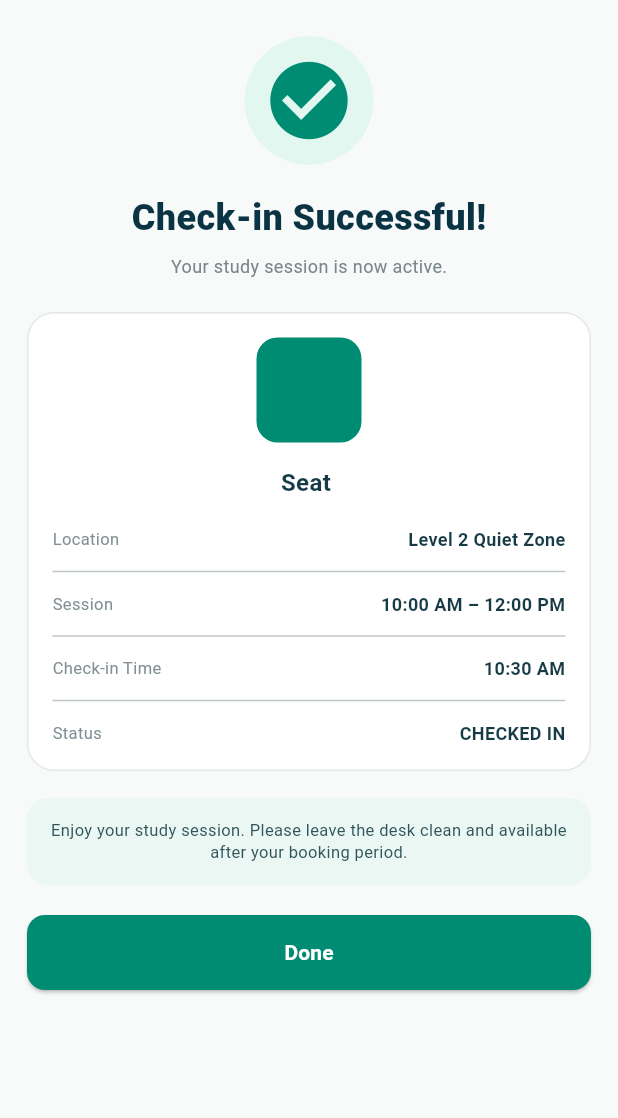
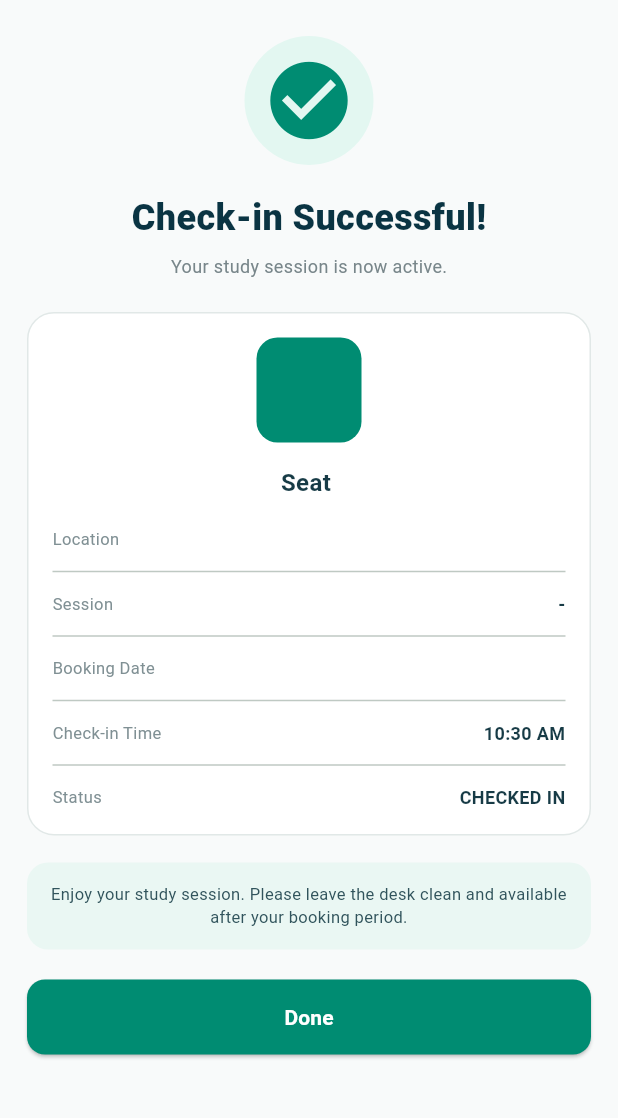
Before and after one commit to theekshana56/Library-Book-and-Seat-Reservation_Application, a Flutter app: the CheckinSuccessScreen screen opened directly with empty values, on a phone screen of 412 x 824 dp, the part 84-1202 px from its top. Run offline on Flutter 3.47's test engine with Material 3 defaults, Android fonts, the phone set to English and light mode, and no system bars; our stand-ins replace barcode_widget, flutter_secure_storage, flutter_svg, google_fonts; missing offline and left inert: mobile_scanner; accounts and stored records are empty; network calls fail.

Commit message:
feat: Refactor seat and booking screens for improved data handling and user experience

```diff
--- a/frontend/lib/seat_booking/screens/active_booking_screen.dart
+++ b/frontend/lib/seat_booking/screens/active_booking_screen.dart
@@ -124,6 +124,7 @@ class _ActiveBookingScreenState
           seatNumber:
               booking
                   .seatCode,
+          seat: widget.seat,
         ),
       ),
     );
--- a/frontend/lib/seat_booking/screens/checkin_success_screen.dart
+++ b/frontend/lib/seat_booking/screens/checkin_success_screen.dart
@@ -1,19 +1,37 @@
 import 'package:flutter/material.dart';
+import 'package:intl/intl.dart';
+
+import '../models/seat_booking_models.dart';
 
 class CheckinSuccessScreen extends StatelessWidget {
-  final String seatNumber;
+  final SeatBookingRecord booking;
+  final SeatMapSeat seat;
 
   const CheckinSuccessScreen({
     super.key,
-    required this.seatNumber,
+    required this.booking,
+    required this.seat,
   });
+
+  String _formatTime(String value) {
+    try {
+      return DateFormat('h:mm a').format(DateFormat('HH:mm:ss').parse(value));
+    } on FormatException {
+      return value;
+    }
+  }
+
+  String _formatDate(String value) {
+    final date = DateTime.tryParse(value);
+    return date == null ? value : DateFormat('dd MMMM yyyy').format(date);
+  }
 
   @override
   Widget build(BuildContext context) {
-    final checkinTime =
-    TimeOfDay.fromDateTime(
-      DateTime.now(),
-    ).format(context);
+    final checkInDateTime = DateTime.tryParse(booking.checkInTime ?? '');
+    final checkinTime = checkInDateTime == null
+        ? TimeOfDay.fromDateTime(DateTime.now()).format(context)
+        : TimeOfDay.fromDateTime(checkInDateTime).format(context);
 
     return Scaffold(
       backgroundColor: const Color(0xFFF8FAFA),
@@ -105,7 +123,7 @@ class CheckinSuccessScreen extends StatelessWidget {
                         BorderRadius.circular(14),
                       ),
                       child: Text(
-                        seatNumber,
+                        booking.seatCode,
                         style: const TextStyle(
                           color: Colors.white,
                           fontSize: 20,
@@ -118,7 +136,7 @@ class CheckinSuccessScreen extends StatelessWidget {
                     const SizedBox(height: 15),
 
                     Text(
-                      'Seat $seatNumber',
+                      'Seat ${booking.seatCode}',
                       style: const TextStyle(
                         color:
                         Color(0xFF173B46),
@@ -132,14 +150,21 @@ class CheckinSuccessScreen extends StatelessWidget {
 
                     _row(
                       'Location',
-                      'Level 2 Quiet Zone',
+                      '${seat.floor} ${seat.zone}',
                     ),
 
                     const Divider(height: 26),
 
                     _row(
                       'Session',
-                      '10:00 AM – 12:00 PM',
+                      '${_formatTime(booking.startTime)} - ${_formatTime(booking.endTime)}',
+                    ),
+
+                    const Divider(height: 26),
+
+                    _row(
+                      'Booking Date',
+                      _formatDate(booking.bookingDate),
                     ),
 
                     const Divider(height: 26),
@@ -197,10 +222,7 @@ class CheckinSuccessScreen extends StatelessWidget {
                   ),
 
                   onPressed: () {
-                    Navigator.popUntil(
-                      context,
-                          (route) => route.isFirst,
-                    );
+                    Navigator.of(context).pop();
                   },
 
                   child: const Text(
--- a/frontend/lib/seat_recommender/screens/empty_state_screen.dart
+++ b/frontend/lib/seat_recommender/screens/empty_state_screen.dart
@@ -142,7 +142,7 @@ class _EmptyStateScreenState extends State<EmptyStateScreen> {
       ),
       const SizedBox(height: 7),
       Text(
-        'We couldnâ€™t find an open seat matching every preference. Here are the closest available options.',
+        'We could not find an open seat matching every preference. Here are the closest available options.',
         textAlign: TextAlign.center,
         style: GoogleFonts.plusJakartaSans(
           color: AppColors.textMuted,
@@ -352,10 +352,10 @@ class _EmptyStateScreenState extends State<EmptyStateScreen> {
               ),
             ),
             const SizedBox(height: 6),
-            Text('${seat.floor} Â· ${seat.zone}', style: _muted(12)),
+            Text('${seat.floor} | ${seat.zone}', style: _muted(12)),
             const SizedBox(height: 12),
             Text(
-              '${seat.acousticsDb} dB Â· ${seat.hasPowerOutlet ? 'Power outlet available' : 'No power outlet'}',
+              '${seat.acousticsDb} dB | ${seat.hasPowerOutlet ? 'Power outlet available' : 'No power outlet'}',
               style: _muted(12),
             ),
             const SizedBox(height: 16),
--- a/frontend/lib/seat_recommender/screens/find_seat_screen.dart
+++ b/frontend/lib/seat_recommender/screens/find_seat_screen.dart
@@ -262,8 +262,8 @@ class _FindSeatScreenState extends State<FindSeatScreen> {
                   const SizedBox(height: 10),
                   Text(
                     DateUtils.isSameDay(_date, DateTime.now())
-                        ? 'Todayâ€™s starts require at least 2 hoursâ€™ notice.'
-                        : 'Start times use the libraryâ€™s local time.',
+                        ? "Today's starts require at least 2 hours' notice."
+                        : "Start times use the library's local time.",
                     style: _mutedStyle(10),
                   ),
                   const SizedBox(height: 9),
--- a/frontend/lib/seat_recommender/screens/ranked_results_screen.dart
+++ b/frontend/lib/seat_recommender/screens/ranked_results_screen.dart
@@ -132,7 +132,7 @@ class _RankedResultsScreenState extends State<RankedResultsScreen> {
               ),
               const SizedBox(height: 3),
               Text(
-                '${widget.request.zonePreference} Â· ${DateFormat('EEE, MMM d').format(widget.request.date)} Â· ${DateFormat('h:mm a').format(DateFormat('HH:mm:ss').parse(widget.request.startTime))}',
+                '${widget.request.zonePreference} | ${DateFormat('EEE, MMM d').format(widget.request.date)} | ${DateFormat('h:mm a').format(DateFormat('HH:mm:ss').parse(widget.request.startTime))}',
                 style: GoogleFonts.plusJakartaSans(
                   color: const Color(0xFFCAD6E1),
                   fontSize: 10,
@@ -227,7 +227,7 @@ class _RankedResultsScreenState extends State<RankedResultsScreen> {
         ),
         const SizedBox(height: 3),
         Text(
-          '${seat.floor} Â· ${seat.zone}',
+          '${seat.floor} | ${seat.zone}',
           maxLines: 1,
           overflow: TextOverflow.ellipsis,
           style: _muted(11),
@@ -238,7 +238,7 @@ class _RankedResultsScreenState extends State<RankedResultsScreen> {
             Expanded(
               child: _spec(
                 Icons.graphic_eq,
-                '${seat.acousticsDb} dB Â· ${_acousticLabel(seat.acousticsDb)}',
+                '${seat.acousticsDb} dB | ${_acousticLabel(seat.acousticsDb)}',
               ),
             ),
             Expanded(
```
Also changed, not shown: frontend/lib/screens/reservation_receipt_screen.dart (+1 -1 lines), frontend/lib/seat_booking/screens/qr_error_screen.dart (+28 -72 lines), frontend/lib/seat_booking/screens/qr_scanner_screen.dart (+40 -68 lines), 1 other file.
